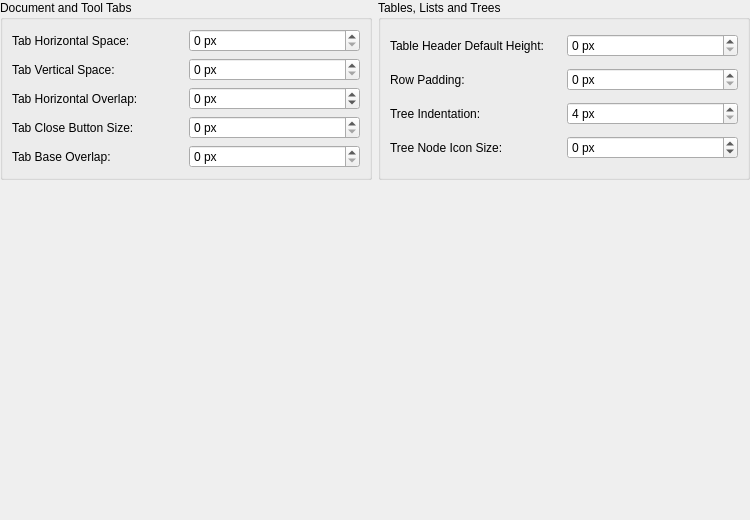
First picture: the form in librecad/src/ui/dialogs/settings/options_widget/pages/lc_settings_page_metrics_views_tabs.ui, repository sand1024/LibreCAD, before the edit.
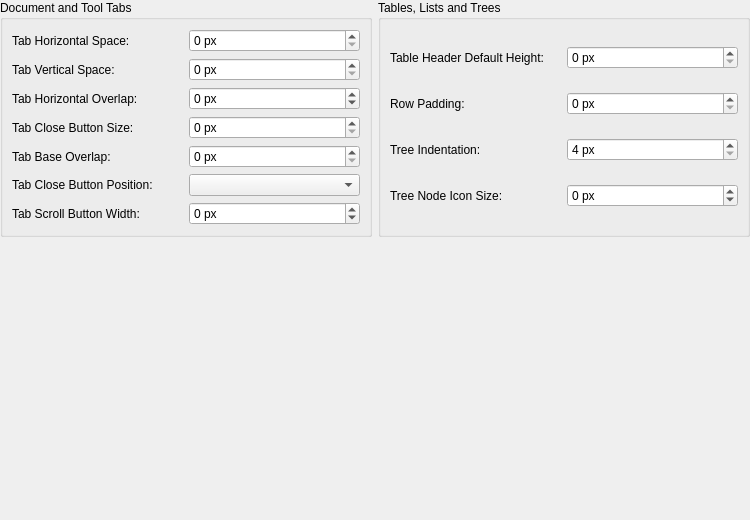
Second picture: the form after the edit.

Commit message: settings dialogs update

What changed in the file:
```diff
--- a/librecad/src/ui/dialogs/settings/options_widget/pages/lc_settings_page_metrics_views_tabs.ui
+++ b/librecad/src/ui/dialogs/settings/options_widget/pages/lc_settings_page_metrics_views_tabs.ui
@@ -147,6 +147,52 @@
         </property>
        </widget>
       </item>
+         <item row="5" column="0">
+             <widget class="QLabel" name="lblTabBarClosePosition">
+                 <property name="toolTip">
+                     <string>Choose whether tab close buttons appear on the right side (Windows/Linux standard) or left side (macOS convention).</string>
+                 </property>
+                 <property name="text">
+                     <string>Tab Close Button Position:</string>
+                 </property>
+             </widget>
+         </item>
+         <item row="5" column="1">
+             <widget class="QComboBox" name="cbTabBarClosePosition">
+                 <property name="toolTip">
+                     <string>Select alignment side for tab close buttons.</string>
+                 </property>
+                 <property name="sizeAdjustPolicy">
+                     <enum>QComboBox::SizeAdjustPolicy::AdjustToContents</enum>
+                 </property>
+             </widget>
+         </item>
+         <item row="6" column="0">
+             <widget class="QLabel" name="lblTabBarScrollButtonWidth">
+                 <property name="toolTip">
+                     <string>Width of navigation arrow buttons when open drawing tabs overflow (-1 for auto-adaptive width).</string>
+                 </property>
+                 <property name="text">
+                     <string>Tab Scroll Button Width:</string>
+                 </property>
+             </widget>
+         </item>
+         <item row="6" column="1">
+             <widget class="QSpinBox" name="sbTabBarScrollButtonWidth">
+                 <property name="toolTip">
+                     <string>Set width of tab scroll overflow arrows (-1 for auto).</string>
+                 </property>
+                 <property name="suffix">
+                     <string> px</string>
+                 </property>
+                 <property name="minimum">
+                     <number>-1</number>
+                 </property>
+                 <property name="maximum">
+                     <number>35</number>
+                 </property>
+             </widget>
+         </item>
      </layout>
     </widget>
    </item>
```
The commit also changes 90 other files.
